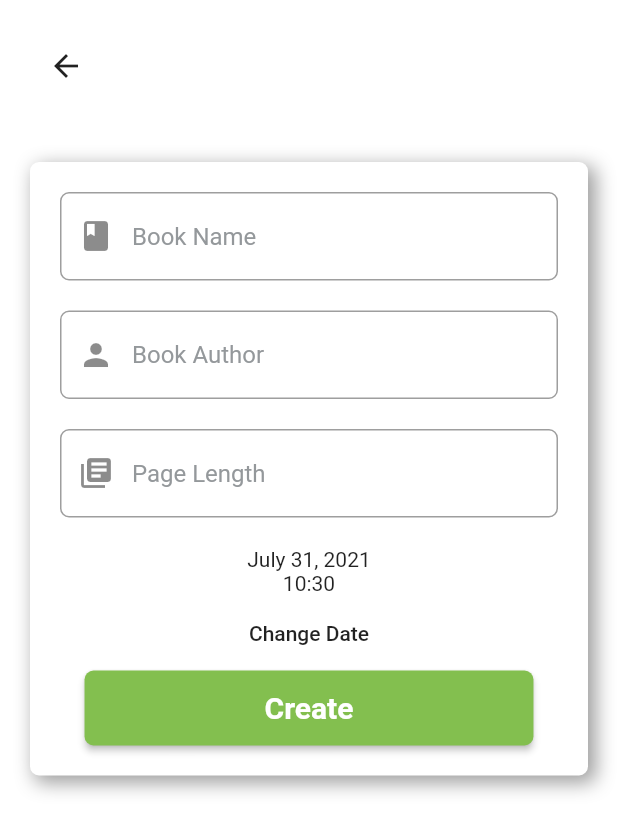
After one commit to freedomkhanyile/mybookclub-flutter, a Flutter app: the CreateGroup screen opened directly, after a tap on "Add book", on a phone screen of 412 x 824 dp. The commit adds this screen. Shown: the top 833 px of the screen. Run offline on Flutter 3.47's test engine with Material 2 defaults, Android fonts, the phone set to English and light mode, and no system bars; our stand-ins replace cloud_firestore, firebase_auth, firebase_core, flutter_datetime_picker, google_sign_in; missing offline and left inert: cloud_firestore_platform_interface; accounts and stored records are empty; network calls fail.

Commit message:
Add Book on the first initial group create steps.

```diff
--- a/src/my_book_club/lib/models/book.dart
+++ b/src/my_book_club/lib/models/book.dart
@@ -3,12 +3,14 @@ import 'package:cloud_firestore/cloud_firestore.dart';
 class BookModel {
   String? id;
   String? name;
+  String? author;
   int? length;
   Timestamp? completedDate;
 
   BookModel({
     this.id,
     this.name,
+    this.author,
     this.length,
     this.completedDate,
   });
--- /dev/null
+++ b/src/my_book_club/lib/screens/book/addBook/addBook.dart
@@ -0,0 +1,144 @@
+import 'package:cloud_firestore_platform_interface/src/timestamp.dart';
+import 'package:flutter/material.dart';
+import 'package:flutter_datetime_picker/flutter_datetime_picker.dart';
+import 'package:intl/intl.dart';
+import 'package:my_book_club/models/book.dart';
+import 'package:my_book_club/screens/root/root.dart';
+import 'package:my_book_club/services/groupService.dart';
+import 'package:my_book_club/states/currentUser.dart';
+import 'package:my_book_club/widgets/ourContainer.dart';
+import 'package:provider/provider.dart';
+
+class AddBook extends StatefulWidget {
+  final bool onGroupCreation;
+  final String groupName;
+
+  AddBook({
+    required this.onGroupCreation,
+    required this.groupName,
+  });
+
+  @override
+  _AddBookState createState() => _AddBookState();
+}
+
+class _AddBookState extends State<AddBook> {
+  TextEditingController _nameController = TextEditingController();
+  TextEditingController _authorController = TextEditingController();
+  TextEditingController _lengthController = TextEditingController();
+
+  DateTime selectedDate = DateTime.now();
+
+  Future<void> _selectDate(BuildContext context) async {
+    final DateTime? pickedDate = await DatePicker.showDateTimePicker(context,
+        showTitleActions: true); // using the datepicker plugin
+
+    if (pickedDate != null && pickedDate != selectedDate) {
+      setState(() {
+        selectedDate = pickedDate;
+      });
+    }
+  }
+
+  void _createGroup(
+      BuildContext context, String groupName, BookModel book) async {
+    CurrentUser _currentUser = Provider.of<CurrentUser>(context, listen: false);
+
+    String _retVal = await GroupService()
+        .createGroup(groupName, _currentUser.getCurrentUser.uid!, book);
+
+    if (_retVal == "success") {
+      Navigator.pushAndRemoveUntil(
+          context,
+          MaterialPageRoute(
+            builder: (context) => OurRoot(),
+          ),
+          (route) => false);
+    }
+  }
+
+  @override
+  Widget build(BuildContext context) {
+    return Scaffold(
+      body: ListView(
+        children: <Widget>[
+          Padding(
+            padding: const EdgeInsets.all(20.0),
+            child: Row(
+              children: <Widget>[BackButton()],
+            ),
+          ),
+          Padding(
+            padding: const EdgeInsets.all(20.0),
+            child: OurContainer(
+              child: Column(
+                children: <Widget>[
+                  TextFormField(
+                    controller: _nameController,
+                    decoration: InputDecoration(
+                      prefixIcon: Icon(Icons.book),
+                      hintText: "Book Name",
+                    ),
+                  ),
+                  SizedBox(
+                    height: 20.0,
+                  ),
+                  TextFormField(
+                    controller: _authorController,
+                    decoration: InputDecoration(
+                      prefixIcon: Icon(Icons.person),
+                      hintText: "Book Author",
+                    ),
+                  ),
+                  SizedBox(
+                    height: 20.0,
+                  ),
+                  TextFormField(
+                    controller: _lengthController,
+                    decoration: InputDecoration(
+                      prefixIcon: Icon(Icons.library_books),
+                      hintText: "Page Length",
+                    ),
+                    keyboardType: TextInputType.number,
+                  ),
+                  SizedBox(
+                    height: 20.0,
+                  ),
+                  // datepicker (package)
+
+                  Text(DateFormat.yMMMMd("en_US").format(selectedDate)),
+                  Text(DateFormat("H:mm").format(selectedDate)),
+                  FlatButton(
+                    child: Text("Change Date"),
+                    onPressed: () => _selectDate(context),
+                  ),
+                  RaisedButton(
+                    child: Padding(
+                      padding: EdgeInsets.symmetric(horizontal: 100),
+                      child: Text(
+                        "Create",
+                        style: TextStyle(
+                          color: Colors.white,
+                          fontWeight: FontWeight.bold,
+                          fontSize: 20.0,
+                        ),
+                      ),
+                    ),
+                    onPressed: () {
+                      BookModel book = BookModel();
+                      book.name = _nameController.text;
+                      book.author = _authorController.text;
+                      book.length = int.parse(_lengthController.text);
+                      book.completedDate = Timestamp.fromDate(selectedDate);
+                      _createGroup(context, widget.groupName, book);
+                    },
+                  ),
+                ],
+              ),
+            ),
+          ),
+        ],
+      ),
+    );
+  }
+}
--- a/src/my_book_club/lib/screens/group/createGroup/createGroup.dart
+++ b/src/my_book_club/lib/screens/group/createGroup/createGroup.dart
@@ -1,4 +1,5 @@
 import 'package:flutter/material.dart';
+import 'package:my_book_club/screens/book/addBook/addBook.dart';
 import 'package:my_book_club/screens/root/root.dart';
 import 'package:my_book_club/services/groupService.dart';
 import 'package:my_book_club/states/currentUser.dart';
@@ -13,21 +14,17 @@ class CreateGroup extends StatefulWidget {
 class _CreateGroupState extends State<CreateGroup> {
   TextEditingController _groupNameController = TextEditingController();
 
+  void _goToAddBook(BuildContext context, String groupName) async {
 
-  void _createGroup(BuildContext context, String groupName) async {
-    CurrentUser _currentUser = Provider.of<CurrentUser>(context, listen: false);
-
-    String _retVal = await GroupService()
-        .createGroup(groupName, _currentUser.getCurrentUser.uid!);
-
-    if (_retVal == "success") {
-      Navigator.pushAndRemoveUntil(
-          context,
-          MaterialPageRoute(
-            builder: (context) => OurRoot(),
+      Navigator.push(
+        context,
+        MaterialPageRoute(
+          builder: (context) => AddBook(
+            onGroupCreation: true,
+            groupName: groupName,
           ),
-          (route) => false);
-    }
+        ),
+      );
   }
 
   @override
@@ -59,9 +56,9 @@ class _CreateGroupState extends State<CreateGroup> {
                   ),
                   RaisedButton(
                     child: Padding(
-                      padding: EdgeInsets.symmetric(horizontal: 70),
+                      padding: EdgeInsets.symmetric(horizontal: 90),
                       child: Text(
-                        "Create Group",
+                        "Add book",
                         style: TextStyle(
                           color: Colors.white,
                           fontWeight: FontWeight.bold,
@@ -70,7 +67,7 @@ class _CreateGroupState extends State<CreateGroup> {
                       ),
                     ),
                     onPressed: () =>
-                        _createGroup(context, _groupNameController.text),
+                        _goToAddBook(context, _groupNameController.text),
                   ),
                 ],
               ),
--- a/src/my_book_club/pubspec.yaml
+++ b/src/my_book_club/pubspec.yaml
@@ -33,6 +33,8 @@ dependencies:
   firebase_core: 1.4.0
   firebase_auth: 3.0.1
   cloud_firestore: 2.4.0
+  flutter_datetime_picker:
+  intl:
 
 dev_dependencies:
   flutter_test:
```
Also changed, not shown: src/my_book_club/lib/services/GroupService.dart (+8 -3 lines), src/my_book_club/lib/services/bookService.dart (+28 -0 lines), src/my_book_club/pubspec.lock.
